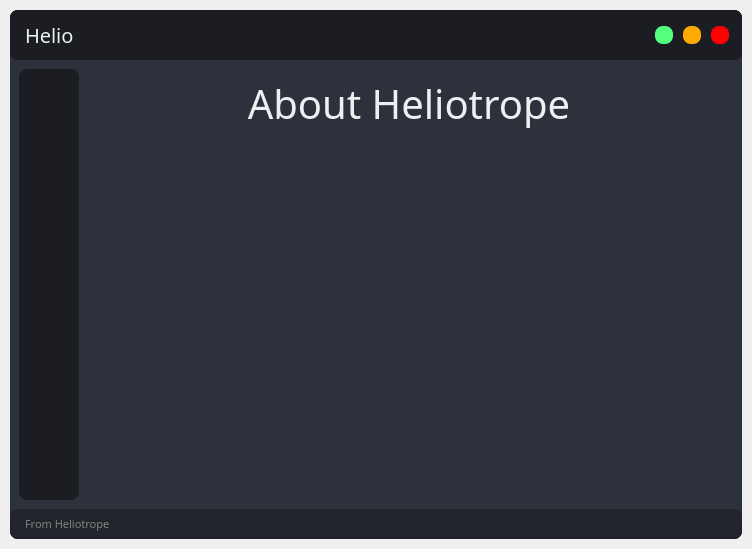
The window that ui_main.ui (ombe1229/Helio) describes before a commit, drawn with Qt 5.
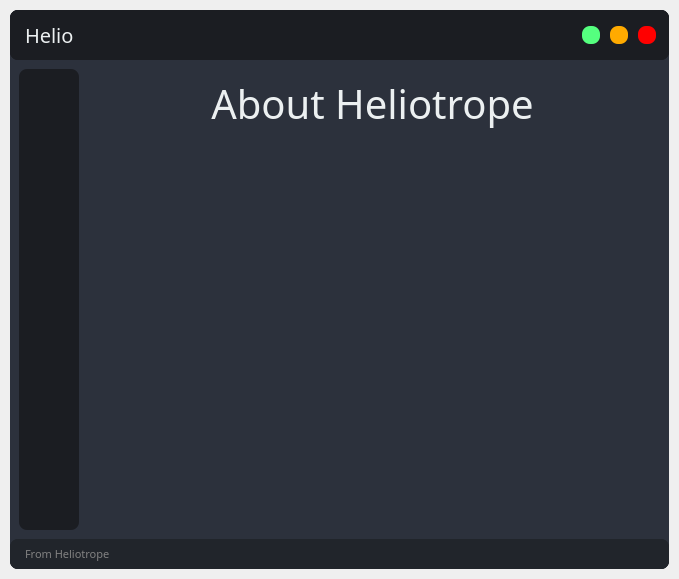
The same window after the commit.

Diff of the .ui file:
```diff
--- a/ui_main.ui
+++ b/ui_main.ui
@@ -6,8 +6,8 @@
    <rect>
     <x>0</x>
     <y>0</y>
-    <width>752</width>
-    <height>549</height>
+    <width>679</width>
+    <height>579</height>
    </rect>
   </property>
   <property name="windowTitle">
```
